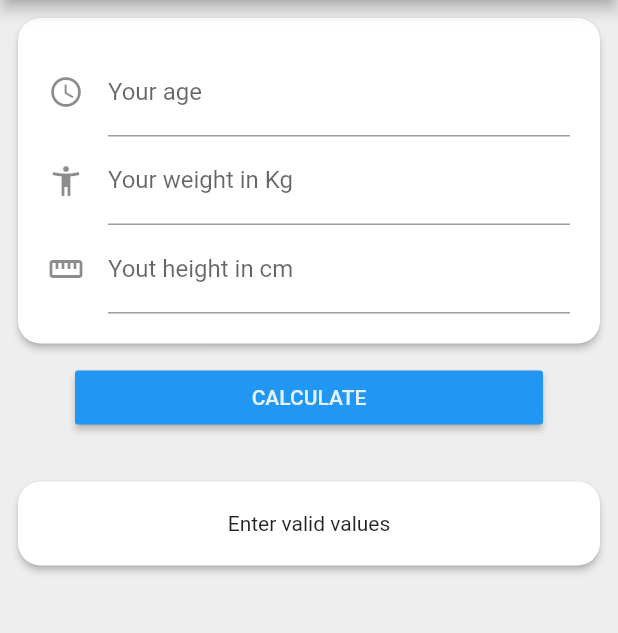
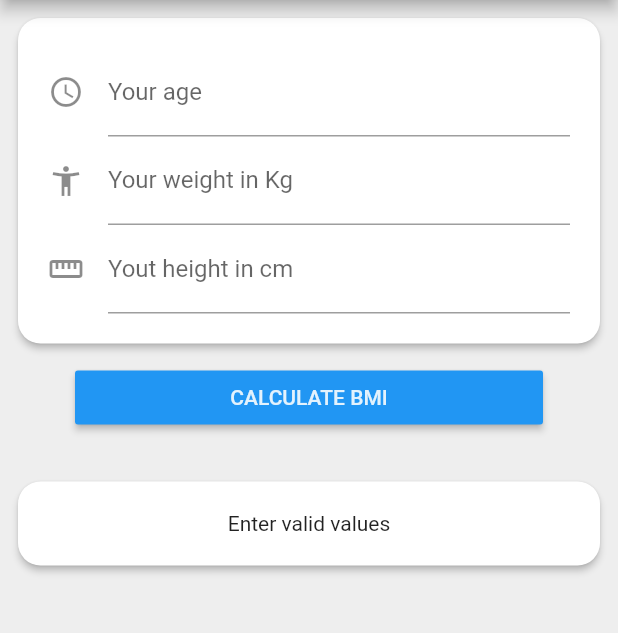
Before and after one commit to Fvaco/flutter_simple_projects, a Flutter app: the screen it shows after launch, on a phone screen of 412 x 824 dp, the part 84-717 px from its top. Run offline on Flutter 3.47's test engine with Material 2 defaults, Android fonts, the phone set to English and light mode, and no system bars.

Commit message:
Minor fix

```diff
--- a/bmi_calculator/lib/ui/bmi_calculator.dart
+++ b/bmi_calculator/lib/ui/bmi_calculator.dart
@@ -79,6 +79,14 @@ class BMICalculatorState extends State<BMICalculator> {
           return new Column(
             children: <Widget>[
               new Text(
+                "Your BMI is",
+                style: new TextStyle(
+                  fontWeight: FontWeight.w800,
+                  fontSize: 15.5,
+                  color: Colors.black54
+                ),
+              ),
+              new Text(
                 value.toStringAsFixed(2),
                 style: new TextStyle(
                     color: data["resultColor"],
@@ -96,9 +104,7 @@ class BMICalculatorState extends State<BMICalculator> {
                 padding: const EdgeInsets.only(top: 10.0),
                 child: new Text(
                   data["resultDescription"],
-                  style: new TextStyle(
-                      color: Colors.black45,
-                      fontSize: 15.0),
+                  style: new TextStyle(color: Colors.black45, fontSize: 15.0),
                 ),
               ),
             ],
@@ -149,11 +155,12 @@ class BMICalculatorState extends State<BMICalculator> {
               ],
             ),
             new Padding(
-              padding: const EdgeInsets.only(bottom: 20.0,left: 50.0, right: 50.0),
+              padding:
+                  const EdgeInsets.only(bottom: 20.0, left: 50.0, right: 50.0),
               child: new RaisedButton(
                 color: Colors.blue,
                 textColor: Colors.blue.shade50,
-                child: new Text("CALCULATE"),
+                child: new Text("CALCULATE BMI"),
                 onPressed: () {
                   setState(() {
                     _resultWidget = _getResultWidget();
```
